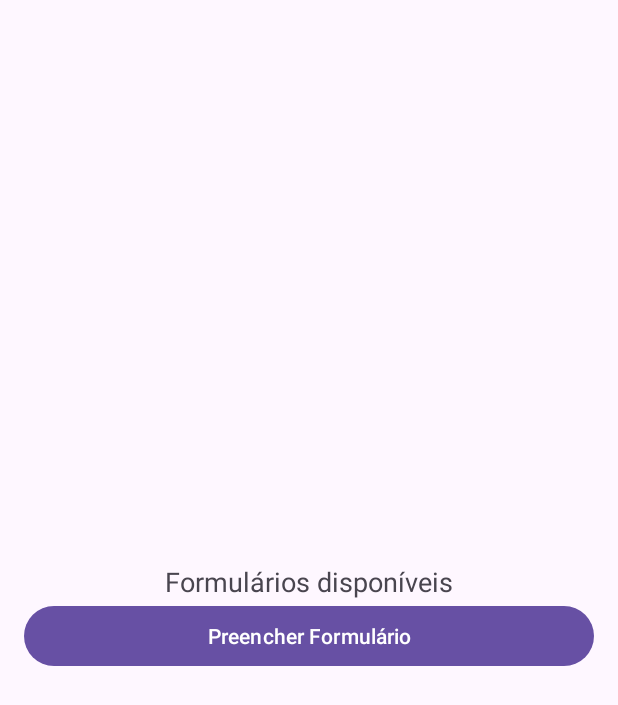
After one commit to RafaelAugustScherer/Feevale_QuestionarioLogicando, an Android app: the FormListActivity screen opened directly, with no data from a screen before it, on a phone screen of 412 x 824 dp. The commit adds this screen. Shown: the top 705 px of the screen. Run offline under Robolectric (Android 15) with nearby library versions, the phone set to English and light mode, and no system bars.

Commit message:
telas basicas welcome/forms

```diff
--- a/app/src/main/AndroidManifest.xml
+++ b/app/src/main/AndroidManifest.xml
@@ -13,7 +13,13 @@
         android:theme="@style/Theme.Feevale_Logicando"
         tools:targetApi="31">
         <activity
+            android:name=".FormListActivity"
+            android:exported="false" />
+        <activity
             android:name=".MainActivity"
+            android:exported="false" />
+        <activity
+            android:name=".WelcomeActivity"
             android:exported="true">
             <intent-filter>
                 <action android:name="android.intent.action.MAIN" />
--- /dev/null
+++ b/app/src/main/java/com/example/feevale_logicando/FormListActivity.java
@@ -0,0 +1,26 @@
+package com.example.feevale_logicando;
+
+import android.content.Intent;
+import android.os.Bundle;
+import android.widget.Button;
+
+import androidx.appcompat.app.AppCompatActivity;
+
+public class FormListActivity extends AppCompatActivity {
+
+    private Button formButton;
+
+    @Override
+    protected void onCreate(Bundle savedInstanceState) {
+        super.onCreate(savedInstanceState);
+        setContentView(R.layout.activity_form_list);
+
+        formButton = findViewById(R.id.btnForm);
+
+        formButton.setOnClickListener(view -> {
+            // Vai para o formulário escolhido
+            Intent intent = new Intent(FormListActivity.this, MainActivity.class);
+            startActivity(intent);
+        });
+    }
+}
--- /dev/null
+++ b/app/src/main/res/layout/activity_form_list.xml
@@ -0,0 +1,19 @@
+<LinearLayout xmlns:android="http://schemas.android.com/apk/res/android"
+    android:layout_width="match_parent"
+    android:layout_height="match_parent"
+    android:orientation="vertical"
+    android:gravity="center"
+    android:padding="16dp">
+
+    <TextView
+        android:layout_width="wrap_content"
+        android:layout_height="wrap_content"
+        android:text="Formulários disponíveis"
+        android:textSize="18sp" />
+
+    <Button
+        android:id="@+id/btnForm"
+        android:layout_width="match_parent"
+        android:layout_height="wrap_content"
+        android:text="Preencher Formulário" />
+</LinearLayout>
```
Also changed, not shown: app/src/main/java/com/example/feevale_logicando/MainActivity.java (+6 -29 lines), app/src/main/java/com/example/feevale_logicando/WelcomeActivity.java (added, +38 -0 lines), app/src/main/res/layout/activity_welcome.xml (added, +27 -0 lines).
